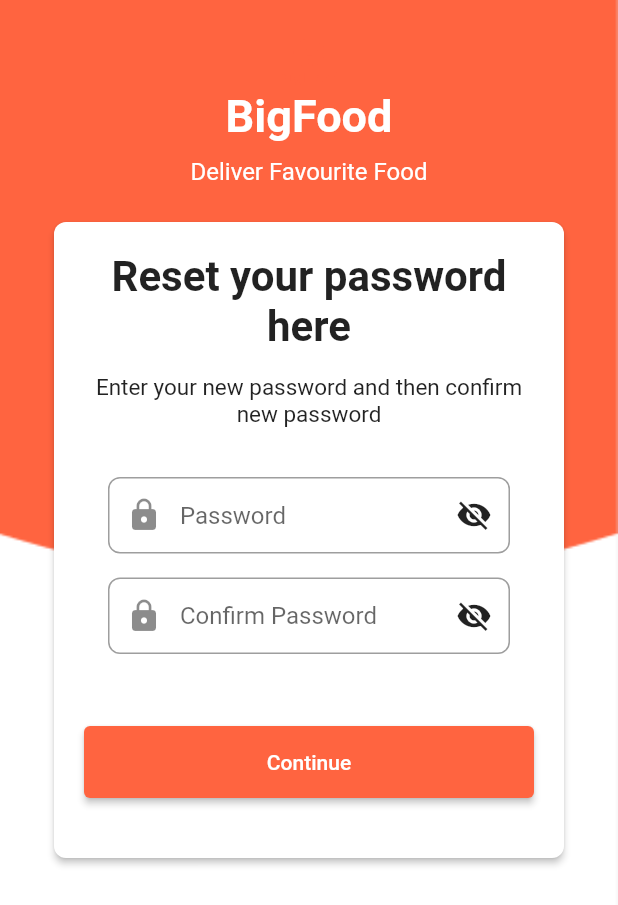
After one commit to flutter-preview/VachellChristiansen-BigFood, a Flutter app: the ResetPasswordPage screen opened by its route, on a phone screen of 412 x 824 dp. The commit adds this screen. Shown: the top 905 px of the screen. Run offline on Flutter 3.47's test engine with Material 2 defaults, Android fonts, the phone set to English and light mode, and no system bars; missing offline and left inert: file_selector; project files that could hold a hidden picture were left out.

Commit message:
Membuat screen reset password 1.14

```diff
--- /dev/null
+++ b/lib/Components/resetpass_screen.dart
@@ -0,0 +1,231 @@
+import 'package:flutter/material.dart';
+
+class ResetPasswordPage extends StatefulWidget {
+  @override
+  _LoginScreenState createState() => _LoginScreenState();
+}
+
+class _LoginScreenState extends State<ResetPasswordPage> {
+  bool _showPassword = false;
+
+  @override
+  Widget build(BuildContext context) {
+    return Scaffold(
+      resizeToAvoidBottomInset: false,
+      body: SingleChildScrollView(
+        child: Container(
+          decoration: BoxDecoration(
+            image: DecorationImage(
+              image: AssetImage('assets/background.png'),
+              fit: BoxFit.cover,
+            ),
+          ),
+          child: Center(
+            child: Padding(
+              padding: const EdgeInsets.all(20.0),
+              child: Column(
+                mainAxisAlignment: MainAxisAlignment.center,
+                children: [
+                  Image.asset(
+                    'assets/logo.png',
+                    width: 40.0,
+                    height: 40.0,
+                  ),
+                  Text(
+                    'BigFood',
+                    style: TextStyle(
+                      fontSize: 30.0,
+                      fontWeight: FontWeight.bold,
+                      color: Color.fromARGB(255, 255, 255, 255),
+                    ),
+                  ),
+                  SizedBox(height: 10.0),
+                  Text(
+                    'Deliver Favourite Food',
+                    style: TextStyle(
+                      fontSize: 16.0,
+                      color: Color.fromARGB(255, 255, 255, 255),
+                    ),
+                  ),
+                  SizedBox(height: 20.0),
+                  CardBox(
+                    child: Container(
+                      width: 300.0, // Ubah lebar CardBox sesuai kebutuhan
+                      child: Column(
+                        children: [
+                          Text(
+                            textAlign: TextAlign.center,
+                            'Reset your password \here',
+                            style: TextStyle(
+                              fontSize: 28.0,
+                              fontWeight: FontWeight.bold,
+                            ),
+                          ),
+                          SizedBox(height: 15.0),
+                          Text(
+                            textAlign: TextAlign.center,
+                            'Enter your new password and then confirm new password',
+                            style: TextStyle(
+                              fontSize: 15.0,
+                            ),
+                          ),
+                          SizedBox(height: 25.0),
+                          BoxWrapper(
+                            child: Stack(
+                              alignment: Alignment.centerRight,
+                              children: [
+                                BoxTextField(
+                                  hintText: 'Password',
+                                  obscureText: !_showPassword,
+                                  prefixIcon: Icon(Icons.lock),
+                                ),
+                                IconButton(
+                                  icon: Icon(
+                                    _showPassword
+                                        ? Icons.visibility
+                                        : Icons.visibility_off,
+                                  ),
+                                  onPressed: () {
+                                    setState(() {
+                                      _showPassword = !_showPassword;
+                                    });
+                                  },
+                                ),
+                              ],
+                            ),
+                          ),
+                          BoxWrapper(
+                            child: Stack(
+                              alignment: Alignment.centerRight,
+                              children: [
+                                BoxTextField(
+                                  hintText: 'Confirm Password',
+                                  obscureText: !_showPassword,
+                                  prefixIcon: Icon(Icons.lock),
+                                ),
+                                IconButton(
+                                  icon: Icon(
+                                    _showPassword
+                                        ? Icons.visibility
+                                        : Icons.visibility_off,
+                                  ),
+                                  onPressed: () {
+                                    setState(() {
+                                      _showPassword = !_showPassword;
+                                    });
+                                  },
+                                ),
+                              ],
+                            ),
+                          ),
+                          SizedBox(height: 10.0),
+                          SizedBox(height: 10.0),
+                          SizedBox(height: 20.0),
+                          SizedBox(
+                            width: double.infinity,
+                            child: ElevatedButton(
+                              onPressed: () {
+                                // Tambahkan logika untuk tombol login di sini
+                              },
+                              child: Text(
+                                'Continue',
+                                style: TextStyle(color: Colors.white),
+                              ),
+                              style: ElevatedButton.styleFrom(
+                                primary:
+                                    Color(int.parse('FF6440', radix: 16))
+                                        .withOpacity(1.0),
+                                minimumSize: Size(double.infinity, 48.0),
+                              ),
+                            ),
+                          ),
+                          SizedBox(height: 20.0),
+                        ],
+                      ),
+                    ),
+                  ),
+                  SizedBox(height: 30.0),
+
+                ],
+              ),
+            ),
+          ),
+        ),
+      ),
+    );
+  }
+}
+
+class CardBox extends StatelessWidget {
+  final Widget child;
+
+  const CardBox({Key? key, required this.child}) : super(key: key);
+
+  @override
+  Widget build(BuildContext context) {
+    return Card(
+      elevation: 2.0,
+      shape: RoundedRectangleBorder(
+        borderRadius: BorderRadius.circular(8.0),
+      ),
+      child: Padding(
+        padding: const EdgeInsets.all(20.0),
+        child: child,
+      ),
+    );
+  }
+}
+
+class BoxWrapper extends StatelessWidget {
+  final Widget child;
+
+  const BoxWrapper({Key? key, required this.child}) : super(key: key);
+
+  @override
+  Widget build(BuildContext context) {
+    return Container(
+      decoration: BoxDecoration(
+        color: Colors.white,
+        borderRadius: BorderRadius.circular(8.0),
+      ),
+      padding: EdgeInsets.symmetric(horizontal: 16.0),
+      margin: EdgeInsets.symmetric(vertical: 8.0),
+      child: child,
+    );
+  }
+}
+
+class BoxTextField extends StatelessWidget {
+  final String hintText;
+  final bool obscureText;
+  final Icon? prefixIcon;
+
+  const BoxTextField({
+    Key? key,
+    required this.hintText,
+    this.obscureText = false,
+    this.prefixIcon,
+  }) : super(key: key);
+
+  @override
+  Widget build(BuildContext context) {
+    return TextField(
+      decoration: InputDecoration(
+        hintText: hintText,
+        contentPadding: EdgeInsets.symmetric(vertical: 16.0),
+        border: OutlineInputBorder(
+          borderSide: BorderSide(color: Colors.grey),
+          borderRadius: BorderRadius.circular(8.0),
+        ),
+        prefixIcon: prefixIcon,
+      ),
+      obscureText: obscureText,
+    );
+  }
+}
+
+void main() {
+  runApp(MaterialApp(
+    home: ResetPasswordPage(),
+  ));
+}
--- a/lib/main.dart
+++ b/lib/main.dart
@@ -1,4 +1,5 @@
 import 'package:duds/Components/onboarding_two_screen.dart';
+import 'package:duds/Components/resetpass_screen.dart';
 import 'package:duds/Components/testing_screen.dart';
 import 'package:duds/Components/loading_screen.dart';
 import 'package:duds/constants.dart';
@@ -42,6 +43,7 @@
         '/verification': (context) =>  VerificationScreen(),
         '/profile': (context) =>  UploadProfilePage(),
         '/viamethod': (context) =>  ViaMethodScreen(),
+        '/resetpass' : (context) => ResetPasswordPage()
       },
     );
   }
```
